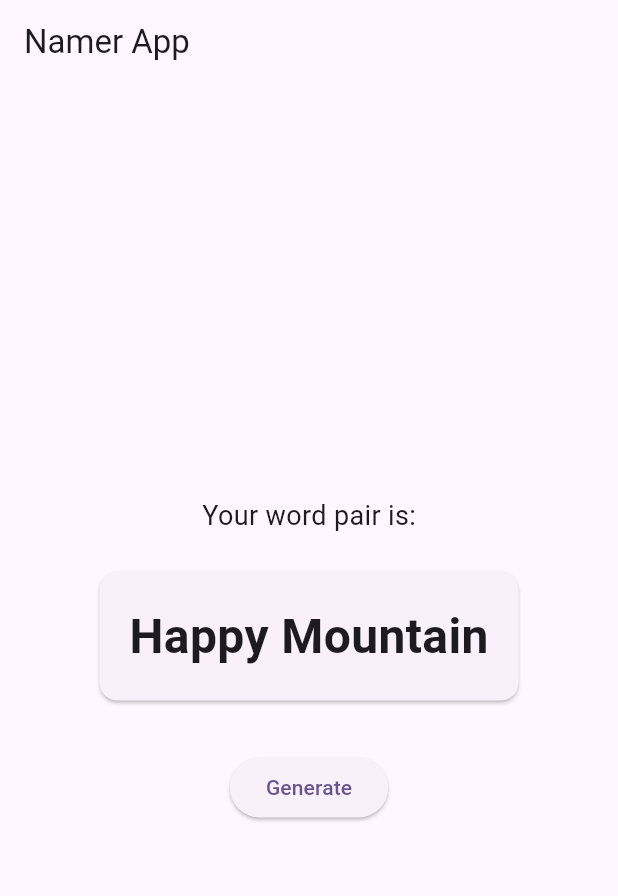
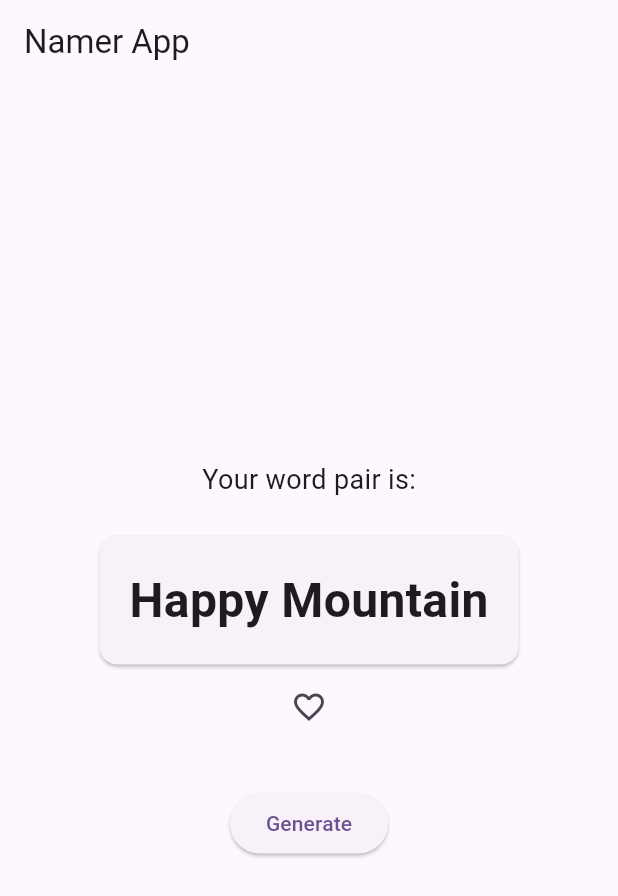
Before and after one commit to KhensaneM/WordPair, a Flutter app: the screen it shows after launch, on a phone screen of 412 x 824 dp. Shown: the top 896 px of the screen. Run offline on Flutter 3.47's test engine with Material 3 defaults, Android fonts, the phone set to English and light mode, and no system bars.

Commit message:
Add favorite button

```diff
--- a/lib/main.dart
+++ b/lib/main.dart
@@ -32,6 +32,7 @@ class MyHomePage extends StatefulWidget {
 }
 
 class _MyHomePageState extends State<MyHomePage> {
+  bool isFavorite = false;
   final List<String> adjectives = [
     'Happy',
     'Brave',
@@ -65,6 +66,11 @@ class _MyHomePageState extends State<MyHomePage> {
       currentWordPair = '$adjective $noun';
     });
   }
+  void toggleFavorite() {
+    setState(() {
+      isFavorite = !isFavorite;
+    });
+  }
 
   @override
   Widget build(BuildContext context) {
@@ -83,6 +89,13 @@ class _MyHomePageState extends State<MyHomePage> {
             const SizedBox(height: 20),
 
             BigCard(wordPair: currentWordPair),
+
+            IconButton(
+              onPressed: toggleFavorite,
+              icon: Icon(
+                isFavorite ? Icons.favorite : Icons.favorite_border,
+              ),
+            ),
 
             const SizedBox(height: 30),
 
```
